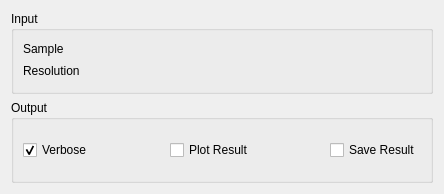
mantidproject/mantid, file Code/Mantid/MantidQt/CustomInterfaces/inc/MantidQtCustomInterfaces/Indirect/Fury.ui: the form before one commit.
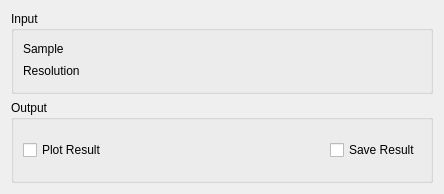
The form after the commit. Custom widgets are drawn as their Qt base class.

```diff
--- a/Code/Mantid/MantidQt/CustomInterfaces/inc/MantidQtCustomInterfaces/Indirect/Fury.ui
+++ b/Code/Mantid/MantidQt/CustomInterfaces/inc/MantidQtCustomInterfaces/Indirect/Fury.ui
@@ -123,32 +123,6 @@
       <string>Output</string>
      </property>
      <layout class="QHBoxLayout" name="horizontalLayout_9">
-      <item>
-       <widget class="QCheckBox" name="ckVerbose">
-        <property name="enabled">
-         <bool>true</bool>
-        </property>
-        <property name="text">
-         <string>Verbose</string>
-        </property>
-        <property name="checked">
-         <bool>true</bool>
-        </property>
-       </widget>
-      </item>
-      <item>
-       <spacer name="horizontalSpacer_0">
-        <property name="orientation">
-         <enum>Qt::Horizontal</enum>
-        </property>
-        <property name="sizeHint" stdset="0">
-         <size>
-          <width>40</width>
-          <height>20</height>
-         </size>
-        </property>
-       </spacer>
-      </item>
       <item>
        <widget class="QCheckBox" name="ckPlot">
         <property name="text">
```
